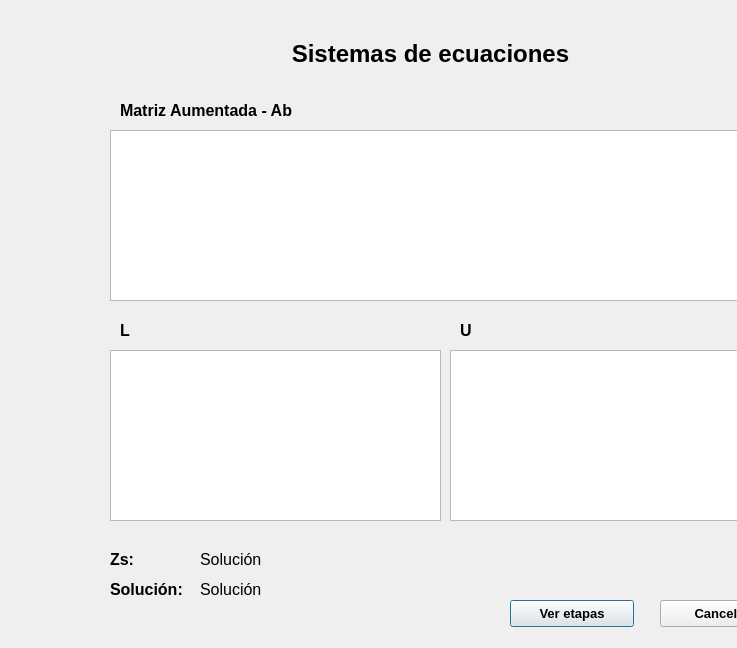
dhoyoso/AnalisisNumerico, file UI/solucionecuacionesfactorizaciondirecta.ui: the form before one commit.
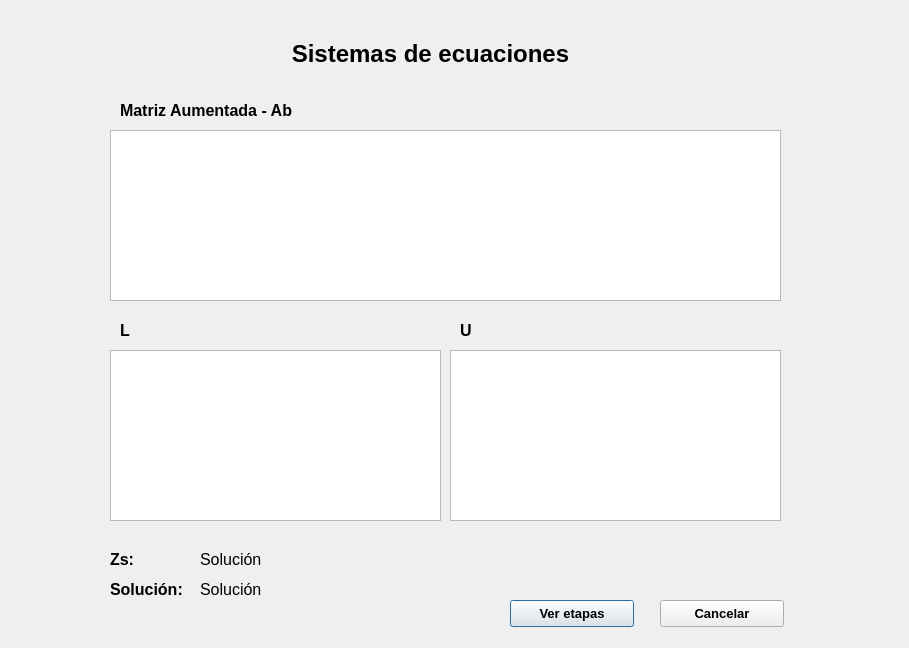
The form after the commit.

```diff
--- a/UI/solucionecuacionesfactorizaciondirecta.ui
+++ b/UI/solucionecuacionesfactorizaciondirecta.ui
@@ -6,7 +6,7 @@
    <rect>
     <x>0</x>
     <y>0</y>
-    <width>737</width>
+    <width>909</width>
     <height>648</height>
    </rect>
   </property>
```
